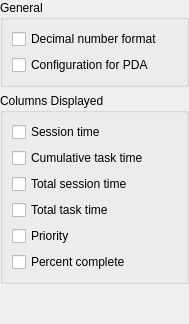
Old version of the form src/settings/cfgdisplay.ui in the repository KDE/ktimetracker.
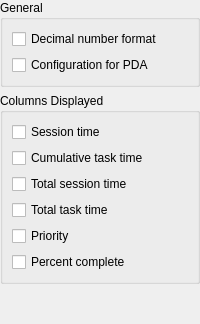
New version of the form.

Commit message: Autoupdate .ui files for Qt5

The edit to the form file:
```diff
--- a/src/settings/cfgdisplay.ui
+++ b/src/settings/cfgdisplay.ui
@@ -1,11 +1,11 @@
 <ui version="4.0" >
  <class>DisplayPage</class>
- <widget class="QWidget" name="DisplayPage" >
-  <property name="geometry" >
+ <widget class="QWidget" name="DisplayPage">
+  <property name="geometry">
    <rect>
     <x>0</x>
     <y>0</y>
-    <width>189</width>
+    <width>200</width>
     <height>324</height>
    </rect>
   </property>
```
Left out of the diff: 70 changed lines with no effect on the pictures. The commit also changes 4 other files.
